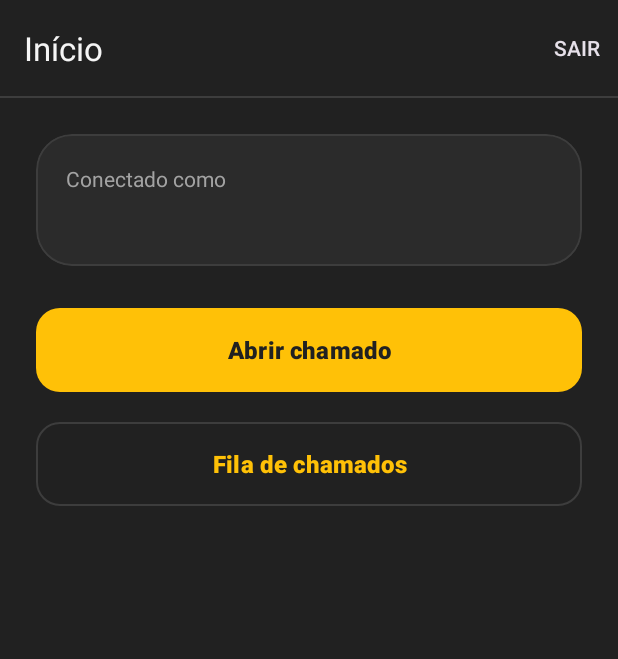
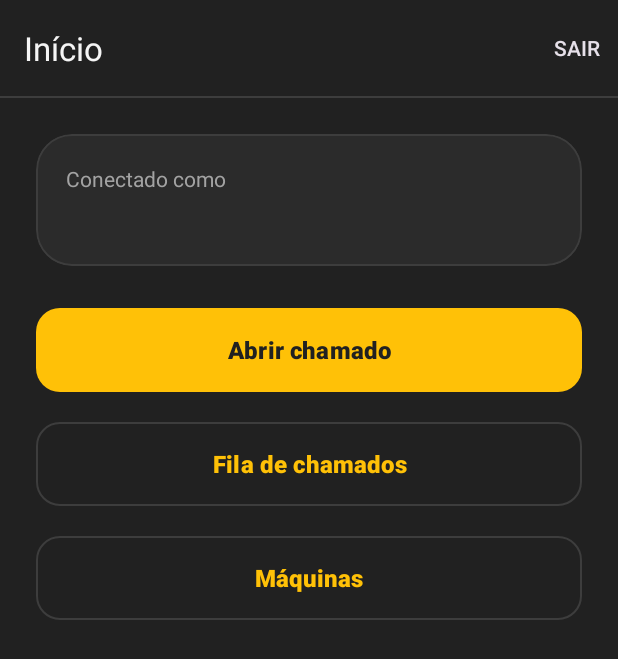
Before and after one commit to EduardoMosti/bip-manutencao, an Android app: the screen it shows after launch once a user with an empty profile is signed in (MainActivity), on a phone screen of 412 x 824 dp. Shown: the top 659 px of the screen. Run offline under Robolectric (Android 15) with nearby library versions, the phone set to English and light mode, and no system bars; our stand-ins replace Firebase (no records; nobody signed in at launch, a user with empty details on screens opened directly).

Commit message:
Liga a tela de maquinas e o aviso de chamado ao app
- Botao Maquinas na tela Inicio, para a US-01 ficar acessivel
- Aviso de chamado novo (US-13) tambem na fila de chamados

```diff
--- a/app/src/main/java/com/bip/manutencao/FilaChamadosActivity.java
+++ b/app/src/main/java/com/bip/manutencao/FilaChamadosActivity.java
@@ -18,6 +18,7 @@ import androidx.recyclerview.widget.RecyclerView;
 import com.bip.manutencao.adapter.ChamadoAdapter;
 import com.bip.manutencao.data.ChamadoRepository;
 import com.bip.manutencao.model.Chamado;
+import com.bip.manutencao.util.AvisoChamados;
 import com.google.android.material.appbar.MaterialToolbar;
 import com.google.android.material.dialog.MaterialAlertDialogBuilder;
 import com.google.android.material.snackbar.Snackbar;
@@ -44,6 +45,9 @@ import java.util.List;
  *  - deu certo: o chamado sai sozinho da fila (o listener só mostra os "aberto");
  *  - já assumido por outro técnico: mostra quem está atendendo e nada muda.
  * A tela implementa a interface do Adapter para receber o clique no botão.
+ *
+ * US-13: enquanto a fila está aberta, um chamado novo também gera um aviso
+ * (Snackbar com máquina e prioridade). É aqui que o técnico passa a maior parte do tempo.
  */
 public class FilaChamadosActivity extends AppCompatActivity
         implements ChamadoAdapter.OnAssumirListener {
@@ -62,6 +66,7 @@ public class FilaChamadosActivity extends AppCompatActivity
     private final ChamadoRepository repositorio = new ChamadoRepository();
     private ListenerRegistration registroListener; // para remover no onStop
     private boolean assumindo; // US-04: evita dois cliques seguidos enquanto grava
+    private AvisoChamados avisoChamados; // US-13: aviso de chamado novo
 
     @Override
     protected void onCreate(Bundle savedInstanceState) {
@@ -88,6 +93,9 @@ public class FilaChamadosActivity extends AppCompatActivity
 
         adapter = new ChamadoAdapter();
         adapter.setOnAssumirListener(this); // US-04: o botão "Assumir" chama onAssumir()
+
+        // US-13: aviso de chamado novo. Sem FAB nesta tela, a Snackbar fica no rodapé.
+        avisoChamados = new AvisoChamados(this, findViewById(R.id.main), null);
         rvFila.setLayoutManager(new LinearLayoutManager(this));
         rvFila.setAdapter(adapter);
     }
@@ -119,6 +127,9 @@ public class FilaChamadosActivity extends AppCompatActivity
                 mostrar(Estado.ERRO);
             }
         });
+
+        // US-13: começa a ouvir chamados novos (os que já existem não geram aviso)
+        avisoChamados.iniciar();
     }
 
     @Override
@@ -129,6 +140,8 @@ public class FilaChamadosActivity extends AppCompatActivity
             registroListener.remove();
             registroListener = null;
         }
+        // US-13: para de ouvir junto com a fila
+        avisoChamados.parar();
     }
 
     /** Mostra só a View do estado pedido e esconde as outras. */
--- a/app/src/main/java/com/bip/manutencao/MainActivity.java
+++ b/app/src/main/java/com/bip/manutencao/MainActivity.java
@@ -52,6 +52,10 @@ public class MainActivity extends AppCompatActivity {
         // US-03: o técnico vê a fila de chamados abertos
         findViewById(R.id.btnFilaChamados).setOnClickListener(v ->
                 startActivity(new Intent(this, FilaChamadosActivity.class)));
+
+        // US-01: o técnico abre a lista de máquinas (cadastro e QR de cada uma)
+        findViewById(R.id.btnMaquinas).setOnClickListener(v ->
+                startActivity(new Intent(this, MaquinasActivity.class)));
     }
 
     @Override
--- a/app/src/main/res/layout/activity_main.xml
+++ b/app/src/main/res/layout/activity_main.xml
@@ -86,5 +86,19 @@
             android:textStyle="bold"
             app:cornerRadius="16dp"
             app:strokeColor="@color/bip_borda" />
+
+        <!-- US-01: o técnico chega ao cadastro de máquinas e aos QR por aqui -->
+        <com.google.android.material.button.MaterialButton
+            android:id="@+id/btnMaquinas"
+            style="@style/Widget.Material3.Button.OutlinedButton"
+            android:layout_width="match_parent"
+            android:layout_height="64dp"
+            android:layout_marginTop="12dp"
+            android:text="@string/main_maquinas"
+            android:textAllCaps="false"
+            android:textSize="16sp"
+            android:textStyle="bold"
+            app:cornerRadius="16dp"
+            app:strokeColor="@color/bip_borda" />
     </LinearLayout>
 </LinearLayout>
--- a/app/src/main/res/values/strings_maquinas.xml
+++ b/app/src/main/res/values/strings_maquinas.xml
@@ -10,6 +10,8 @@
     <string name="titulo_maquinas">Máquinas</string>
     <string name="titulo_cadastro_maquina">Nova máquina</string>
     <string name="titulo_qr">QR Code</string>
+    <!-- Botão da tela Início -->
+    <string name="main_maquinas">Máquinas</string>
 
     <!-- Lista -->
     <string name="maquina_nova">Cadastrar nova máquina</string>
```
